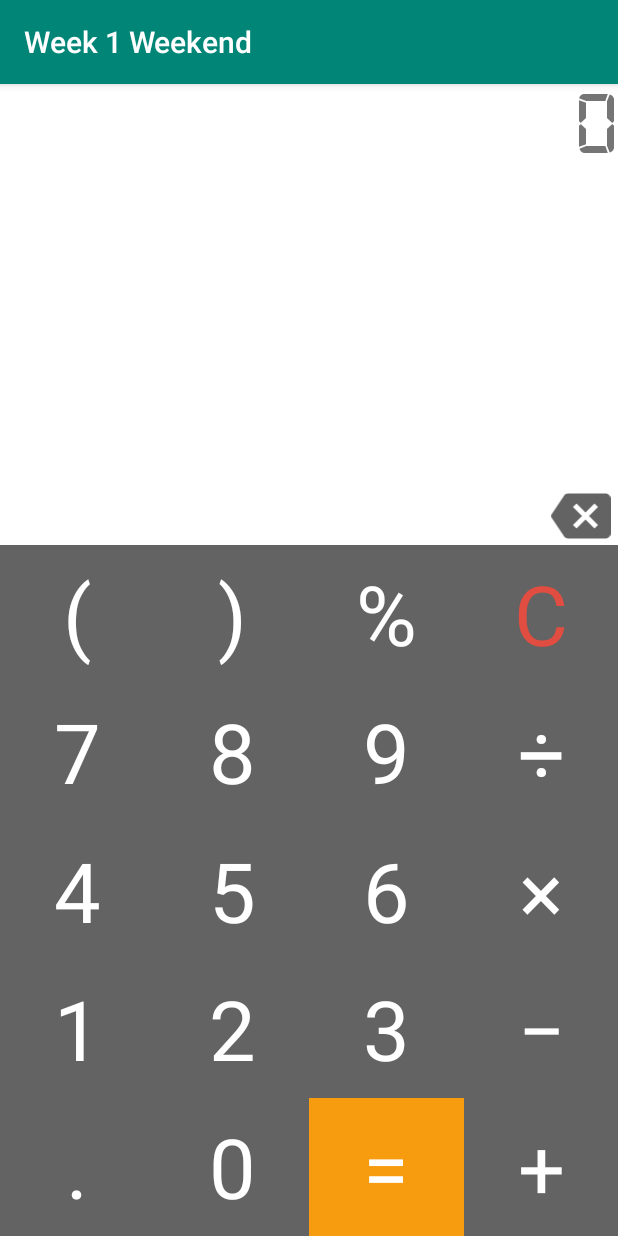
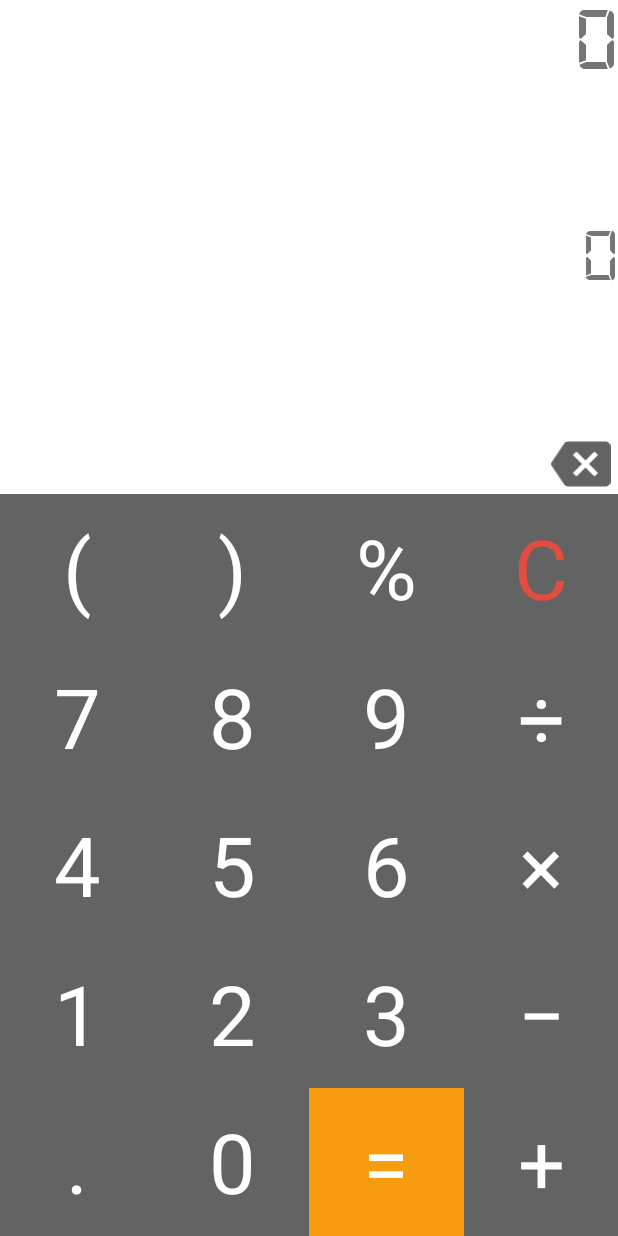
Before and after one commit to a00512098/week1weekend, an Android app: the screen it shows after launch (MainActivity), on a phone screen of 412 x 824 dp. Run offline under Robolectric (Android 15) with nearby library versions, the phone set to English and light mode, and no system bars.

Commit message:
Changed visual aspect. Added a text view for the result. Modified font to make it work with pi, e, and square root.

```diff
--- a/app/src/main/res/layout-land/activity_main.xml
+++ b/app/src/main/res/layout-land/activity_main.xml
@@ -7,40 +7,58 @@
     tools:context=".MainActivity">
 
     <TextView
-        android:id="@+id/result"
+        android:id="@+id/operations"
         android:layout_width="match_parent"
         android:layout_height="0dp"
         android:background="@color/white"
         android:fontFamily="@font/digital7family"
         android:maxLength="20"
-        android:maxLines="3"
+        android:maxLines="1"
         android:scrollbars="vertical"
         android:text="0"
         android:textAlignment="textEnd"
-        android:textSize="@dimen/result_land"
-        app:layout_constraintBottom_toTopOf="@+id/space"
+        android:textSize="@dimen/operations_land"
+        app:layout_constraintBottom_toTopOf="@+id/result"
         app:layout_constraintEnd_toEndOf="parent"
-        app:layout_constraintHeight_percent="0.375"
+        app:layout_constraintHeight_percent="@dimen/operations_height_land"
         app:layout_constraintStart_toStartOf="parent"
         app:layout_constraintTop_toTopOf="parent" />
 
     <!--ToDo: add a layout under this textView-->
 
+    <TextView
+        android:id="@+id/result"
+        android:layout_width="match_parent"
+        android:layout_height="0dp"
+        android:background="@color/white"
+        android:maxLength="20"
+        android:maxLines="1"
+        android:scrollbars="vertical"
+        android:text="0"
+        android:fontFamily="@font/digital7family"
+        android:textAlignment="textEnd"
+        android:textSize="@dimen/result_land"
+        app:layout_constraintBottom_toTopOf="@+id/space"
+        app:layout_constraintEnd_toEndOf="parent"
+        app:layout_constraintHeight_percent="@dimen/result_height_land"
+        app:layout_constraintStart_toStartOf="parent"
+        app:layout_constraintTop_toBottomOf="@+id/operations" />
+
     <android.support.constraint.ConstraintLayout
         android:id="@+id/space"
         android:layout_width="0dp"
         android:layout_height="0dp"
-        app:layout_constraintHeight_percent=".05"
+        android:background="@color/white"
         app:layout_constraintBottom_toTopOf="@+id/extraButtons"
         app:layout_constraintEnd_toEndOf="parent"
+        app:layout_constraintHeight_percent="@dimen/space_height_land"
         app:layout_constraintStart_toStartOf="parent"
-        android:background="@color/white"
         app:layout_constraintTop_toBottomOf="@+id/result">
 
         <ImageView
             android:id="@+id/backspace"
-            android:layout_width="30dp"
-            android:layout_height="20dp"
+            android:layout_width="35dp"
+            android:layout_height="30dp"
             android:clickable="true"
             android:foreground="?attr/selectableItemBackgroundBorderless"
             app:layout_constraintBottom_toBottomOf="parent"
@@ -54,8 +72,8 @@
         android:layout_height="0dp"
         android:background="@color/operationButtons"
         app:layout_constraintBottom_toBottomOf="parent"
-        app:layout_constraintEnd_toStartOf="@+id/operations"
-        app:layout_constraintHeight_percent="0.575"
+        app:layout_constraintEnd_toStartOf="@+id/basicSymbols"
+        app:layout_constraintHeight_percent="@dimen/buttons_height_land"
         app:layout_constraintStart_toEndOf="@+id/extraButtons"
         app:layout_constraintTop_toBottomOf="@+id/space"
         app:layout_constraintWidth_percent="0.5">
@@ -287,17 +305,15 @@
     </android.support.constraint.ConstraintLayout>
 
     <android.support.constraint.ConstraintLayout
-        android:id="@+id/operations"
+        android:id="@+id/basicSymbols"
         android:layout_width="0dp"
         android:layout_height="0dp"
         android:background="@color/operationButtons"
         app:layout_constraintBottom_toBottomOf="parent"
         app:layout_constraintEnd_toEndOf="parent"
-        app:layout_constraintHeight_percent="0.575"
-        app:layout_constraintHorizontal_bias="0.0"
+        app:layout_constraintHeight_percent="@dimen/buttons_height_land"
         app:layout_constraintStart_toEndOf="@+id/numbers"
         app:layout_constraintTop_toBottomOf="@+id/space"
-        app:layout_constraintVertical_bias="0.0"
         app:layout_constraintWidth_percent="0.17">
 
 
@@ -384,9 +400,9 @@
         android:background="@color/operationButtons"
         app:layout_constraintBottom_toBottomOf="parent"
         app:layout_constraintEnd_toStartOf="@+id/numbers"
-        app:layout_constraintHeight_percent=".575"
+        app:layout_constraintHeight_percent="@dimen/buttons_height_land"
         app:layout_constraintStart_toStartOf="parent"
-        app:layout_constraintTop_toTopOf="@+id/numbers"
+        app:layout_constraintTop_toBottomOf="@+id/space"
         app:layout_constraintWidth_percent=".333">
 
         <TextView
@@ -539,4 +555,5 @@
             app:layout_constraintStart_toEndOf="@+id/exponential"
             app:layout_constraintTop_toBottomOf="@+id/euler" />
     </android.support.constraint.ConstraintLayout>
+
 </android.support.constraint.ConstraintLayout>
--- a/app/src/main/res/layout/activity_main.xml
+++ b/app/src/main/res/layout/activity_main.xml
@@ -7,29 +7,47 @@
     tools:context=".MainActivity">
 
     <TextView
-        android:id="@+id/result"
+        android:id="@+id/operations"
         android:layout_width="match_parent"
         android:layout_height="0dp"
         android:background="@color/white"
+        android:fontFamily="@font/digital7family"
         android:maxLength="20"
-        android:maxLines="5"
+        android:maxLines="2"
         android:scrollbars="vertical"
         android:text="0"
+        android:textAlignment="textEnd"
+        android:textSize="@dimen/operations"
+        app:layout_constraintBottom_toTopOf="@+id/result"
+        app:layout_constraintEnd_toEndOf="parent"
+        app:layout_constraintHeight_percent="0.18"
+        app:layout_constraintStart_toStartOf="parent"
+        app:layout_constraintTop_toTopOf="parent" />
+
+    <TextView
+        android:id="@+id/result"
+        android:layout_width="0dp"
+        android:layout_height="0dp"
+        android:background="@color/white"
         android:fontFamily="@font/digital7family"
+        android:maxLength="20"
+        android:maxLines="2"
+        android:scrollbars="vertical"
+        android:text="0"
         android:textAlignment="textEnd"
         android:textSize="@dimen/result"
         app:layout_constraintBottom_toTopOf="@+id/space"
         app:layout_constraintEnd_toEndOf="parent"
-        app:layout_constraintHeight_percent="0.35"
+        app:layout_constraintHeight_percent="0.17"
         app:layout_constraintStart_toStartOf="parent"
-        app:layout_constraintTop_toTopOf="parent" />
+        app:layout_constraintTop_toBottomOf="@+id/operations" />
 
     <android.support.constraint.ConstraintLayout
         android:id="@+id/space"
         android:layout_width="0dp"
         android:layout_height="0dp"
         android:background="@color/white"
-        app:layout_constraintBottom_toTopOf="@+id/operations"
+        app:layout_constraintBottom_toTopOf="@+id/basicSymbols"
         app:layout_constraintEnd_toEndOf="parent"
         app:layout_constraintHeight_percent=".05"
         app:layout_constraintStart_toStartOf="parent"
@@ -285,17 +303,15 @@
     </android.support.constraint.ConstraintLayout>
 
     <android.support.constraint.ConstraintLayout
-        android:id="@+id/operations"
+        android:id="@+id/basicSymbols"
         android:layout_width="0dp"
         android:layout_height="0dp"
         android:background="@color/operationButtons"
         app:layout_constraintBottom_toBottomOf="parent"
         app:layout_constraintEnd_toEndOf="parent"
         app:layout_constraintHeight_percent="0.6"
-        app:layout_constraintHorizontal_bias="0.0"
         app:layout_constraintStart_toEndOf="@+id/numbers"
         app:layout_constraintTop_toBottomOf="@+id/space"
-        app:layout_constraintVertical_bias="0.0"
         app:layout_constraintWidth_percent="0.25">
 
 
--- a/app/src/main/res/values/dimens.xml
+++ b/app/src/main/res/values/dimens.xml
@@ -2,6 +2,13 @@
 <resources>
     <dimen name="buttonTextLand">28sp</dimen>
     <dimen name="buttonText">55sp</dimen>
-    <dimen name="result">60sp</dimen>
-    <dimen name="result_land">60sp</dimen>
+    <dimen name="operations">60sp</dimen>
+    <dimen name="result">50sp</dimen>
+    <dimen name="operations_land">60sp</dimen>
+    <dimen name="result_land">50sp</dimen>
+
+    <dimen name="result_height_land">0.20</dimen>
+    <dimen name="operations_height_land">0.15</dimen>
+    <dimen name="buttons_height_land">0.55</dimen>
+    <dimen name="space_height_land">0.10</dimen>
 </resources>
--- a/app/src/main/res/values/styles.xml
+++ b/app/src/main/res/values/styles.xml
@@ -1,7 +1,7 @@
 <resources>
 
     <!-- Base application theme. -->
-    <style name="AppTheme" parent="Theme.AppCompat.Light.DarkActionBar">
+    <style name="AppTheme" parent="Theme.AppCompat.Light.NoActionBar">
         <!-- Customize your theme here. -->
         <item name="colorPrimary">@color/colorPrimary</item>
         <item name="colorPrimaryDark">@color/colorPrimaryDark</item>
```
Also changed, not shown: app/src/main/res/font/digital7.ttf.
